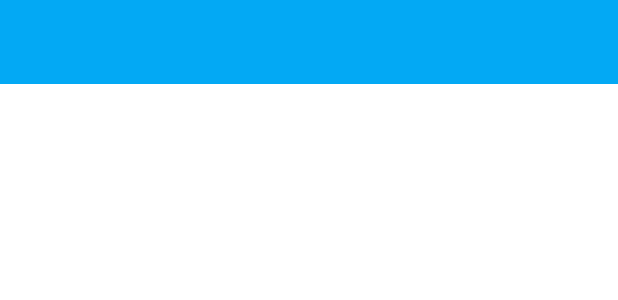
After one commit to nickythefox/DoAnAndroidTourDuLich, an Android app: the layout activity_menu.xml on its own in the app's theme, with its tools: preview values and no code run, on a phone screen of 412 x 824 dp. The commit adds this screen. Shown: the top 300 px of the screen. Run offline under Robolectric (Android 15) with nearby library versions, the phone set to English and light mode, and no system bars.

Commit message:
add Menu

```diff
--- a/app/build.gradle
+++ b/app/build.gradle
@@ -36,4 +36,5 @@ dependencies {
     testImplementation 'junit:junit:4.13.2'
     androidTestImplementation 'androidx.test.ext:junit:1.1.5'
     androidTestImplementation 'androidx.test.espresso:espresso-core:3.5.1'
+    implementation 'com.google.android.material:material:1.1.0'
 }
--- a/app/src/main/res/layout/activity_main.xml
+++ b/app/src/main/res/layout/activity_main.xml
@@ -6,10 +6,4 @@
     android:layout_height="match_parent"
     tools:context=".MainActivity">
 
-<ImageView
-    android:layout_width="36dp"
-    android:layout_height="36dp"
-    android:src="@drawable/baseline_notes_24"
-    />
-
 </androidx.constraintlayout.widget.ConstraintLayout>
--- /dev/null
+++ b/app/src/main/res/layout/activity_menu.xml
@@ -0,0 +1,37 @@
+<?xml version="1.0" encoding="utf-8"?>
+<LinearLayout xmlns:android="http://schemas.android.com/apk/res/android"
+    android:layout_width="match_parent"
+    android:layout_height="match_parent">
+    <androidx.drawerlayout.widget.DrawerLayout
+        android:layout_width="match_parent"
+        android:layout_height="match_parent"
+        android:fitsSystemWindows="true"
+        android:id="@+id/drawerLayout">
+        <LinearLayout
+            android:layout_width="match_parent"
+            android:layout_height="match_parent"
+            android:orientation="vertical">
+           <androidx.appcompat.widget.Toolbar
+               android:layout_width="match_parent"
+               android:layout_height="?attr/actionBarSize"
+               android:background="#03A9F4"
+               android:id="@+id/toolbar"/>
+            <LinearLayout
+                android:layout_width="match_parent"
+                android:layout_height="match_parent">
+            </LinearLayout>
+        </LinearLayout>
+        <com.google.android.material.navigation.NavigationView
+            android:layout_width="wrap_content"
+            android:layout_height="match_parent"
+            android:layout_gravity="start"
+            android:fitsSystemWindows="true"
+            android:id="@+id/navigationView">
+            <ListView
+                android:layout_width="wrap_content"
+                android:layout_height="wrap_content"
+                android:id="@+id/lv"
+                android:layout_marginTop="30dp"/>
+        </com.google.android.material.navigation.NavigationView>
+    </androidx.drawerlayout.widget.DrawerLayout>
+</LinearLayout>
```
Also changed, not shown: app/src/main/java/com/example/doanandroidtourdulich/MainActivity.java (+7 -5 lines), app/src/main/java/com/example/doanandroidtourdulich/MenuActivity.java (added, +60 -0 lines), app/src/main/java/com/example/doanandroidtourdulich/itemMenu.java (added, +11 -0 lines), app/src/main/res/layout/dong_item.xml (added, +14 -0 lines), app/src/main/res/drawable/iconMenu.jpg (added), app/src/main/res/drawable/iconShop.jpg (added), app/src/main/res/drawable/iconSupport.png (added), app/src/main/res/drawable/iconTicket.webp (added).
